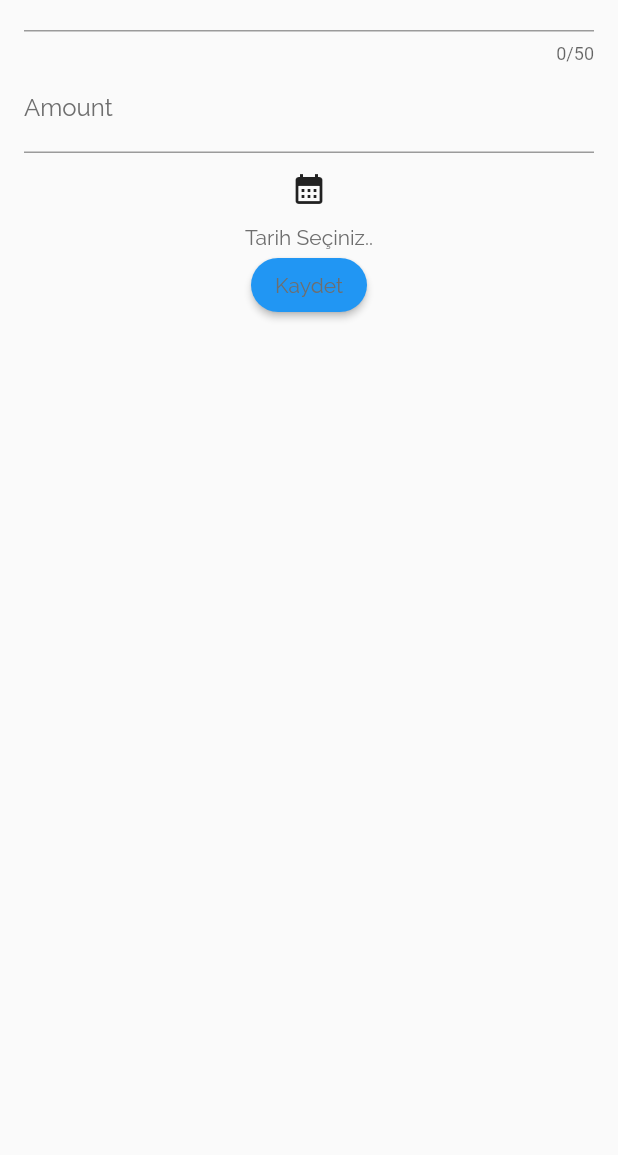
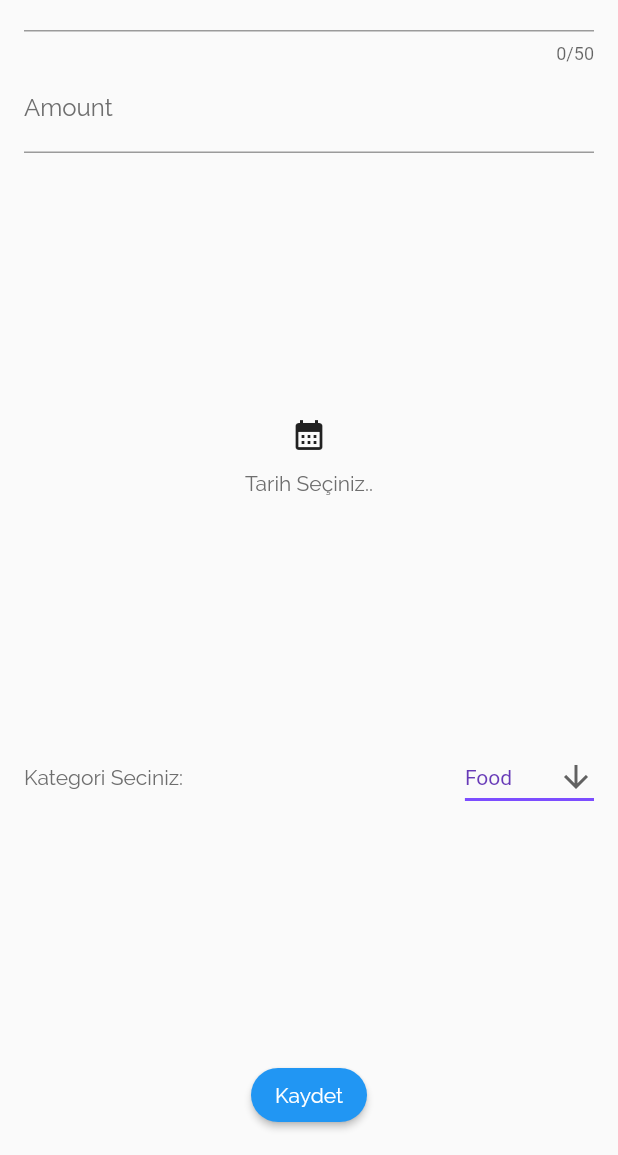
Before and after one commit to umutcanargun/ExpenseApp, a Flutter app: the NewExpense widget shown alone on an empty page, opened directly, on a phone screen of 412 x 824 dp, the part 81-1236 px from its top. Run offline on Flutter 3.47's test engine with Material 2 defaults, Android fonts, the phone set to English and light mode, and no system bars.

Commit message:
Update add_new_expense.dart

```diff
--- a/flutter_application/lib/pages/widgets/add_new_expense.dart
+++ b/flutter_application/lib/pages/widgets/add_new_expense.dart
@@ -7,12 +7,14 @@ class NewExpense extends StatefulWidget {
   _NewExpenseState createState() => _NewExpenseState();
 }
 
-//11:10
 class _NewExpenseState extends State<NewExpense> {
   // Controller
   final _nameController = TextEditingController();
   final _amountController = TextEditingController();
   DateTime date = DateTime.now();
+  List<String> list = <String>['Food', 'Education', 'Travel', 'Work'];
+  String selectedCategory = '';
+
   @override
   Widget build(BuildContext context) {
     return Padding(
@@ -38,6 +40,7 @@ class _NewExpenseState extends State<NewExpense> {
                         color: Color.fromARGB(255, 110, 110, 110))),
                 prefixText: "₺"),
           ),
+          const Spacer(),
           IconButton(
               onPressed: () async {
                 {
@@ -77,6 +80,39 @@ class _NewExpenseState extends State<NewExpense> {
                   fontFamily: 'Raleway',
                   color: Color.fromARGB(255, 110, 110,
                       110))), // seçilen tarihi formatlayarak yazdırmak..
+          const Spacer(),
+          Row(
+            children: [
+              Text('Kategori Seciniz:',
+                  style: TextStyle(
+                      fontFamily: 'Raleway',
+                      color: Color.fromARGB(255, 110, 110, 110))),
+              const Spacer(),
+              DropdownButton<String>(
+                value: list[0],
+                icon: const Icon(Icons.arrow_downward),
+                elevation: 16,
+                style: const TextStyle(color: Colors.deepPurple),
+                underline: Container(
+                  height: 2,
+                  color: Colors.deepPurpleAccent,
+                ),
+                onChanged: (String? value) {
+                  // This is called when the user selects an item.
+                  setState(() {
+                    selectedCategory = value!;
+                  });
+                },
+                items: list.map<DropdownMenuItem<String>>((String value) {
+                  return DropdownMenuItem<String>(
+                    value: value,
+                    child: Text(value),
+                  );
+                }).toList(),
+              ),
+            ],
+          ),
+          const Spacer(),
           ElevatedButton(
             onPressed: () {
               print("Kayıt başarılı: ${_nameController.text}");
@@ -84,9 +120,9 @@ class _NewExpenseState extends State<NewExpense> {
             child: const Text(("Kaydet"),
                 style: TextStyle(
                     fontFamily: 'Raleway',
-                    color: Color.fromARGB(255, 110, 110, 110))),
+                    color: Color.fromARGB(255, 255, 255, 255))),
             style: ElevatedButton.styleFrom(shape: StadiumBorder()),
-          )
+          ),
         ],
       ),
     );
```
